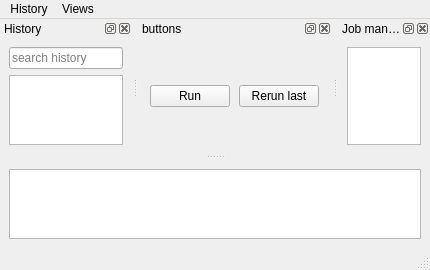
First picture: the form in noacli_ui.ui, repository kg4ydw/noacli, before the edit.
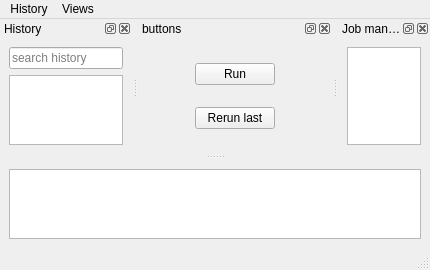
Second picture: the form after the edit. Icons and pictures are not drawn. Custom widgets are drawn as their Qt base class.

```diff
--- a/noacli_ui.ui
+++ b/noacli_ui.ui
@@ -118,7 +118,7 @@
    <property name="minimumSize">
     <size>
      <width>184</width>
-     <height>56</height>
+     <height>81</height>
     </size>
    </property>
    <property name="floating">
@@ -135,19 +135,6 @@
    </attribute>
    <widget class="QWidget" name="buttonBox">
     <layout class="QGridLayout" name="gridLayout">
-     <item row="0" column="1">
-      <widget class="QPushButton" name="rerunLast">
-       <property name="sizePolicy">
-        <sizepolicy hsizetype="Fixed" vsizetype="Fixed">
-         <horstretch>0</horstretch>
-         <verstretch>0</verstretch>
-        </sizepolicy>
-       </property>
-       <property name="text">
-        <string>Rerun last</string>
-       </property>
-      </widget>
-     </item>
      <item row="0" column="0">
       <widget class="QPushButton" name="runCurrent">
        <property name="sizePolicy">
@@ -161,6 +148,19 @@
        </property>
       </widget>
      </item>
+     <item row="1" column="0">
+      <widget class="QPushButton" name="rerunLast">
+       <property name="sizePolicy">
+        <sizepolicy hsizetype="Fixed" vsizetype="Fixed">
+         <horstretch>0</horstretch>
+         <verstretch>0</verstretch>
+        </sizepolicy>
+       </property>
+       <property name="text">
+        <string>Rerun last</string>
+       </property>
+      </widget>
+     </item>
     </layout>
    </widget>
   </widget>
```
Left out of the diff: 44 changed lines with no effect on the pictures.
